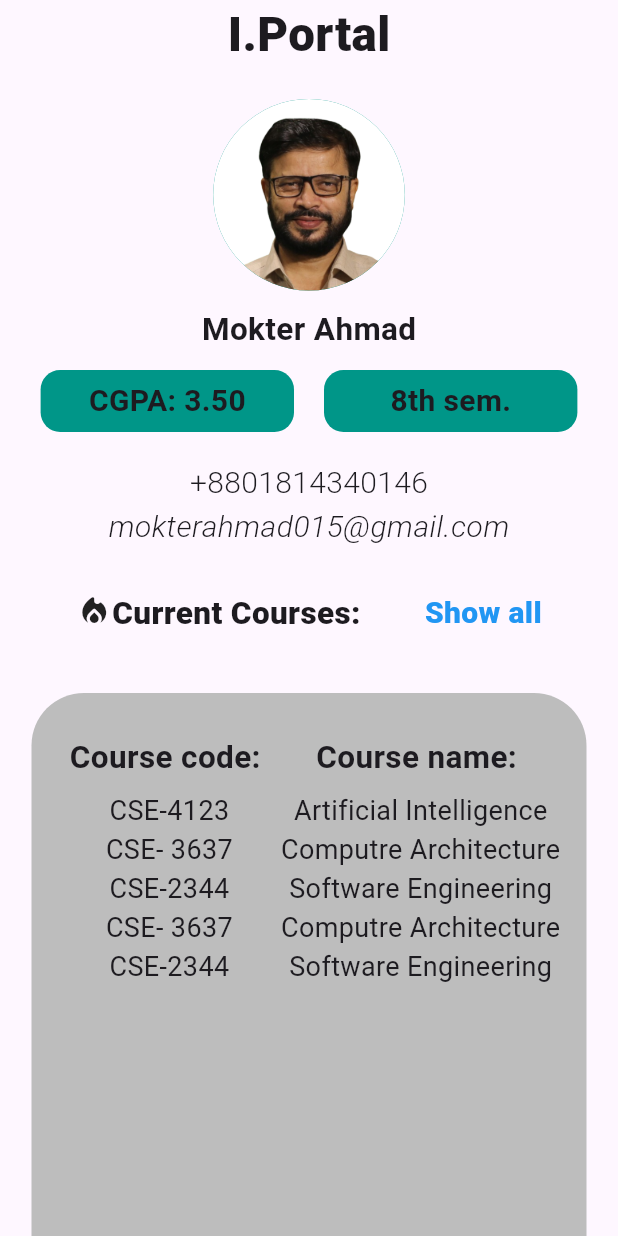
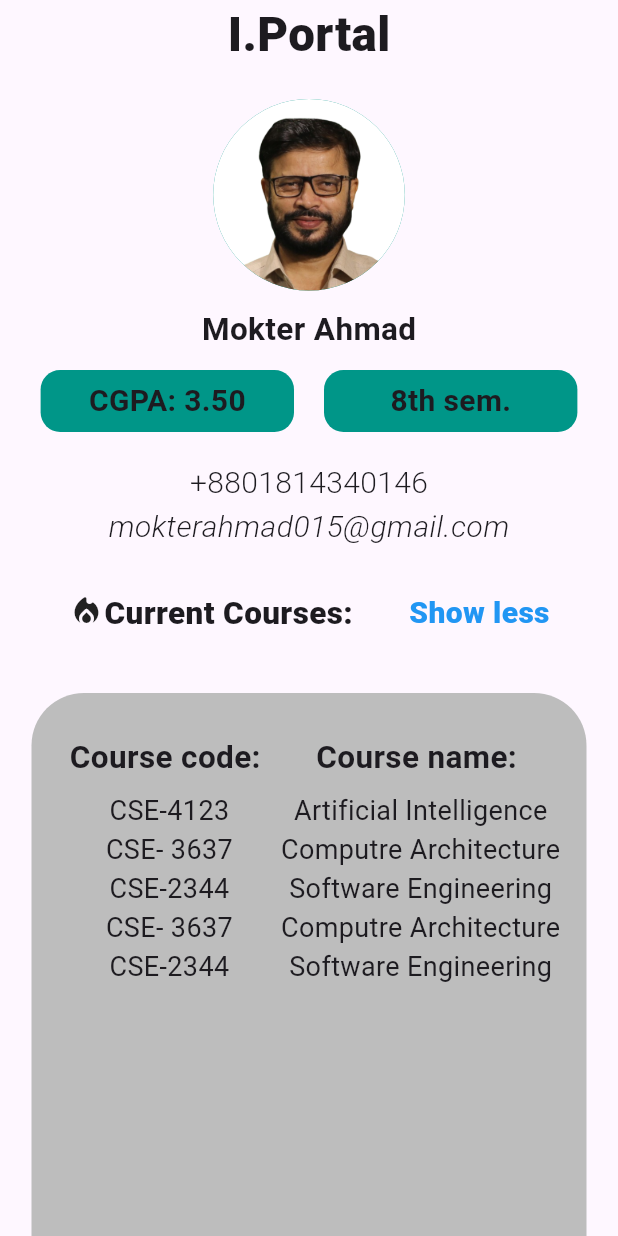
Before and after one commit to TaosifAR/First_Flutter_Project, a Flutter app: the screen it shows after launch, after a tap on "Show all", on a phone screen of 412 x 824 dp. Run offline on Flutter 3.47's test engine with Material 3 defaults, Android fonts, the phone set to English and light mode, and no system bars.

Commit message:
Reloading docs

```diff
--- a/lib/home.dart
+++ b/lib/home.dart
@@ -191,7 +191,7 @@ List<Widget> generatingui(List<String> list)
                           ShouldAllcourseshow = !ShouldAllcourseshow;
                         });
                         },
-                        child: Text("Show all",
+                        child: Text(ShouldAllcourseshow? "Show less":"Show all",
                         style: TextStyle(
                           fontSize: 20,
                           fontWeight: FontWeight.w900,
```
